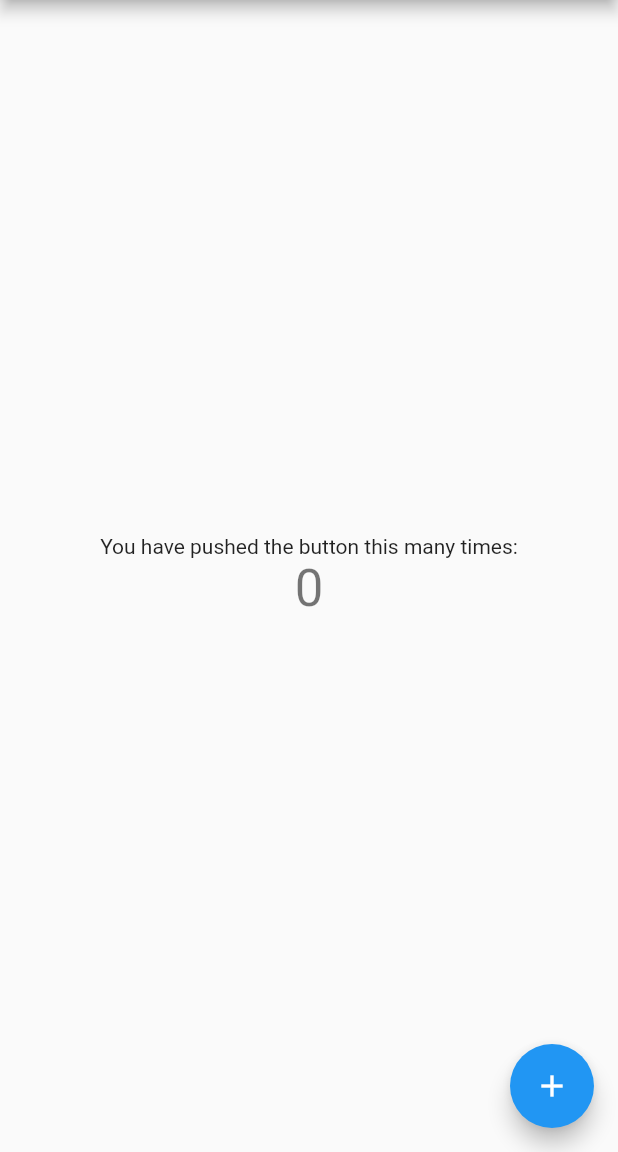
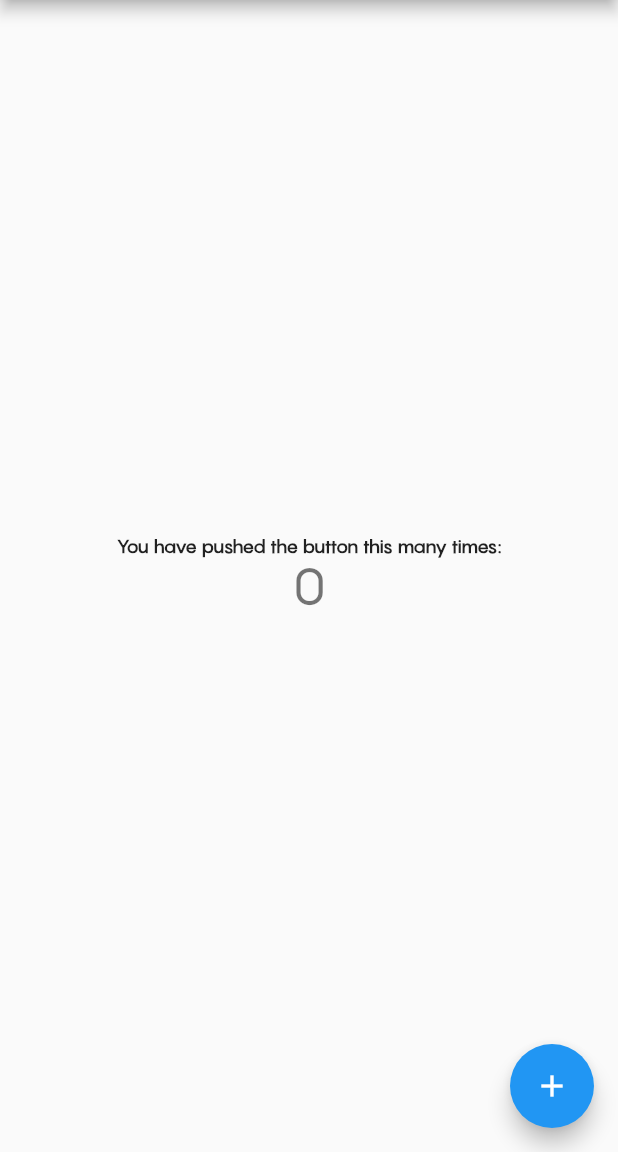
Before and after one commit to Danzo-bit/moniUI, a Flutter app: the screen it shows after launch, on a phone screen of 412 x 824 dp, the part 84-1236 px from its top. Run offline on Flutter 3.47's test engine with Material 2 defaults, Android fonts, the phone set to English and light mode, and no system bars.

Commit message:
adds pangram font

```diff
--- a/lib/main.dart
+++ b/lib/main.dart
@@ -23,7 +23,8 @@ class MyApp extends StatelessWidget {
           // Notice that the counter didn't reset back to zero; the application
           // is not restarted.
           primarySwatch: Colors.blue,
-      ),
+          textTheme: const TextTheme(
+              headlineMedium: TextStyle(fontFamily: "Pangram"))),
       home: const MyHomePage(title: 'Flutter Demo Home Page'),
     );
   }
@@ -97,6 +98,10 @@ class _MyHomePageState extends State<MyHomePage> {
           children: <Widget>[
             const Text(
               'You have pushed the button this many times:',
+              style: TextStyle(
+                  fontFamily: "Pangram",
+                  fontWeight: FontWeight.w700,
+                  fontSize: 12),
             ),
             Text(
               '$_counter',
```
Also changed, not shown: pubspec.yaml (+5 -6 lines), fonts/Pangram-Regular.otf (added). Lines whose indentation alone changed are shown as unchanged.
